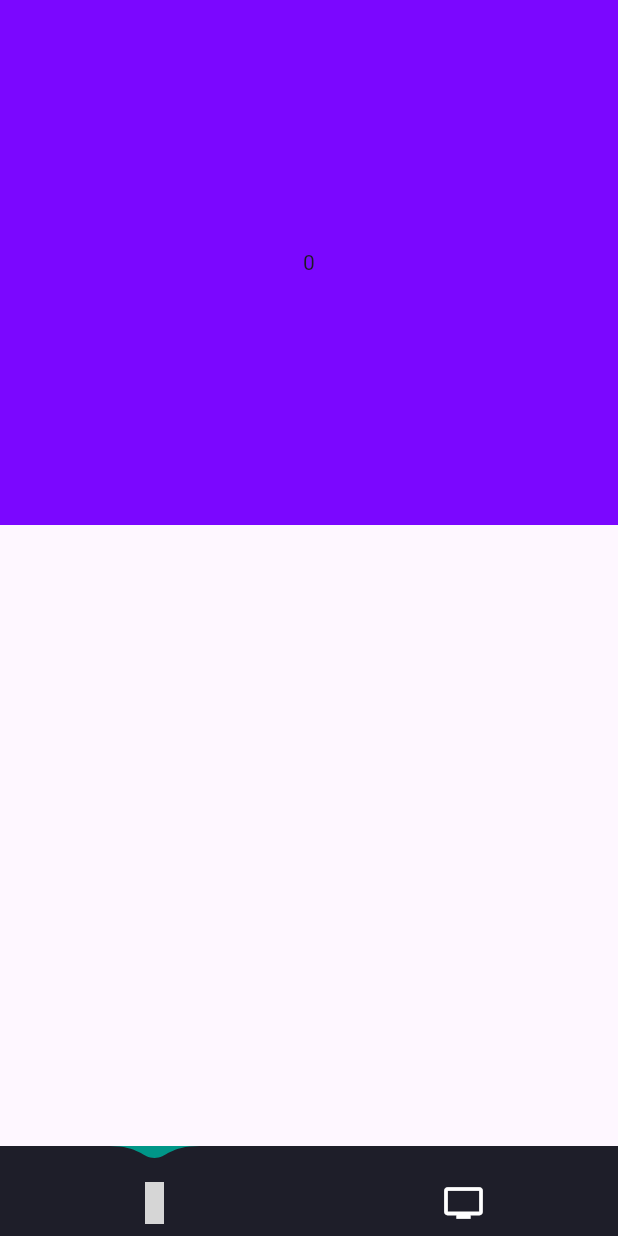
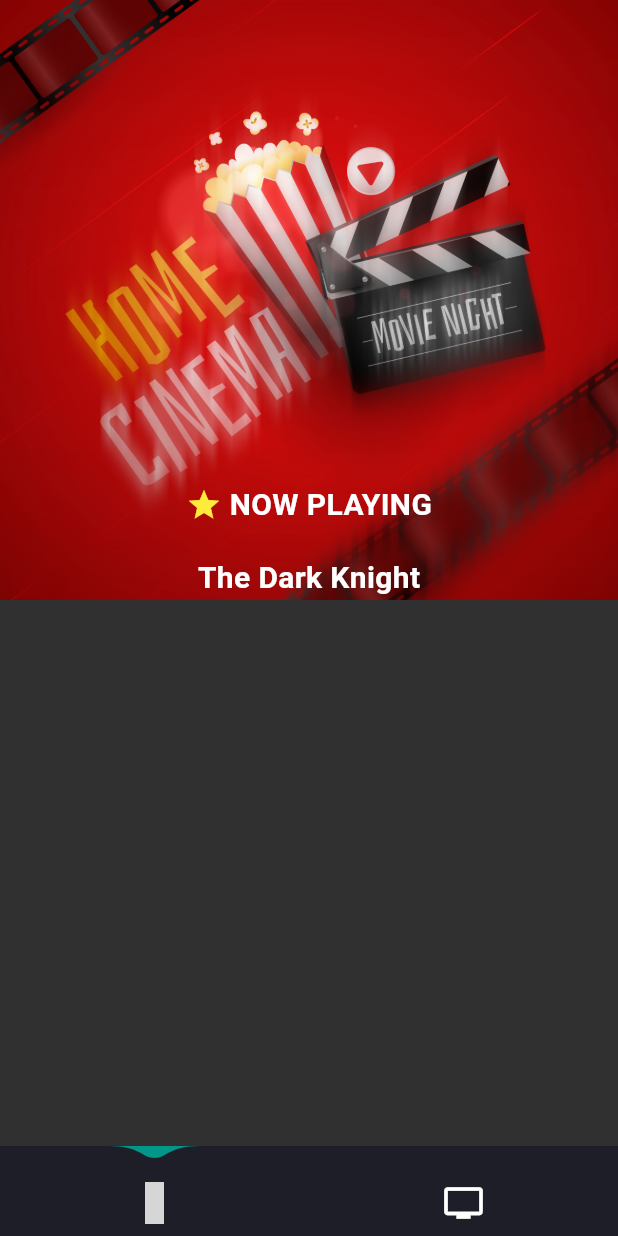
Before and after one commit to Moatasem-Official/Movies_App, a Flutter app: the screen it shows after launch, on a phone screen of 412 x 824 dp. Run offline on Flutter 3.47's test engine with Material 3 defaults, Android fonts, the phone set to English and light mode, and no system bars; drawn by our look-alikes of carousel_slider, water_drop_nav_bar; our stand-ins replace dartz, device_preview, dio, equatable, flutter_svg, freezed_annotation and 3 more; generated files the repository leaves out were written again; grey boxes are pictures that could not be loaded.

Commit message:
Add Movies Home Screen Slider

```diff
--- a/lib/Movies/features/display_different_movies_types/presentation/screens/movies_home_screen.dart
+++ b/lib/Movies/features/display_different_movies_types/presentation/screens/movies_home_screen.dart
@@ -1,3 +1,5 @@
+import 'dart:ui';
+
 import 'package:carousel_slider/carousel_slider.dart';
 import 'package:flutter/material.dart';
 
@@ -7,22 +9,89 @@
   @override
   Widget build(BuildContext context) {
     return Scaffold(
-      body: SingleChildScrollView(
-        child: Column(
-          children: [
-            CarouselSlider.builder(
+      backgroundColor: Color(0xFF303030),
+      body: CustomScrollView(
+        slivers: [
+          SliverToBoxAdapter(
+            child: CarouselSlider.builder(
               itemCount: 15,
               itemBuilder:
                   (BuildContext context, int itemIndex, int pageViewIndex) =>
-                      Container(
+                      SizedBox(
                         width: double.infinity,
-                        decoration: BoxDecoration(
-                          color: const Color.fromARGB(255, 123, 7, 255),
+                        height: 400,
+                        child: Stack(
+                          children: [
+                            // الصورة الأصلية
+                            Positioned.fill(
+                              child: Image.asset(
+                                "assets/images/1852.jpg",
+                                fit: BoxFit.cover,
+                              ),
+                            ),
+
+                            // نسخة بلور من الصورة
+                            Positioned.fill(
+                              child: ShaderMask(
+                                shaderCallback: (rect) {
+                                  return LinearGradient(
+                                    begin: Alignment.topCenter,
+                                    end: Alignment.bottomCenter,
+                                    colors: [Colors.transparent, Colors.black],
+                                  ).createShader(rect);
+                                },
+                                blendMode: BlendMode.dstIn,
+                                child: ImageFiltered(
+                                  imageFilter: ImageFilter.blur(
+                                    sigmaX: 0,
+                                    sigmaY: 10,
+                                  ),
+                                  child: Image.asset(
+                                    "assets/images/1852.jpg",
+                                    fit: BoxFit.cover,
+                                  ),
+                                ),
+                              ),
+                            ),
+                            Positioned(
+                              bottom: 0,
+                              left: 0,
+                              right: 0,
+                              child: Column(
+                                crossAxisAlignment: CrossAxisAlignment.center,
+                                children: [
+                                  Row(
+                                    mainAxisAlignment: MainAxisAlignment.center,
+                                    children: [
+                                      Icon(Icons.star, color: Colors.yellow),
+                                      const SizedBox(width: 5),
+                                      Text(
+                                        "NOW PLAYING",
+                                        style: TextStyle(
+                                          color: Colors.white,
+                                          fontSize: 20,
+                                          fontWeight: FontWeight.bold,
+                                        ),
+                                      ),
+                                    ],
+                                  ),
+                                  const SizedBox(height: 20),
+                                  Text(
+                                    "The Dark Knight",
+                                    style: TextStyle(
+                                      color: Colors.white,
+                                      fontSize: 20,
+                                      fontWeight: FontWeight.bold,
+                                    ),
+                                  ),
+                                ],
+                              ),
+                            ),
+                          ],
                         ),
-                        child: Center(child: Text(itemIndex.toString())),
                       ),
               options: CarouselOptions(
-                height: 350,
+                height: 400,
                 aspectRatio: 16 / 9,
                 viewportFraction: 1,
                 initialPage: 0,
@@ -36,8 +105,8 @@
                 scrollDirection: Axis.horizontal,
               ),
             ),
-          ],
-        ),
+          ),
+        ],
       ),
     );
   }
--- a/lib/Movies/features/display_different_movies_types/presentation/screens/splash_screen.dart
+++ b/lib/Movies/features/display_different_movies_types/presentation/screens/splash_screen.dart
@@ -28,7 +28,7 @@
 
     _animationController.forward();
 
-    Future.delayed(const Duration(seconds: 5), () {
+    Future.delayed(const Duration(seconds: 1), () {
       Navigator.pushReplacementNamed(context, AppRouter.appHomeScreen);
     });
   }
--- a/pubspec.yaml
+++ b/pubspec.yaml
@@ -23,6 +23,7 @@
   freezed_annotation: ^3.1.0
   get_it: ^8.2.0
   iconly: ^1.0.1
+  image_filter_pro: ^0.1.11
   json_annotation: ^4.9.0
   material_design_icons_flutter: ^7.0.7296
   retrofit: ^4.7.1
@@ -42,6 +43,7 @@
 
   assets:
     - assets/animations/
+    - assets/images/
   #   - images/a_dot_ham.jpeg
   fonts:
     - family: Poppins
```
Also changed, not shown: assets/images/1852.jpg (added), pubspec.lock, 1 other file.
